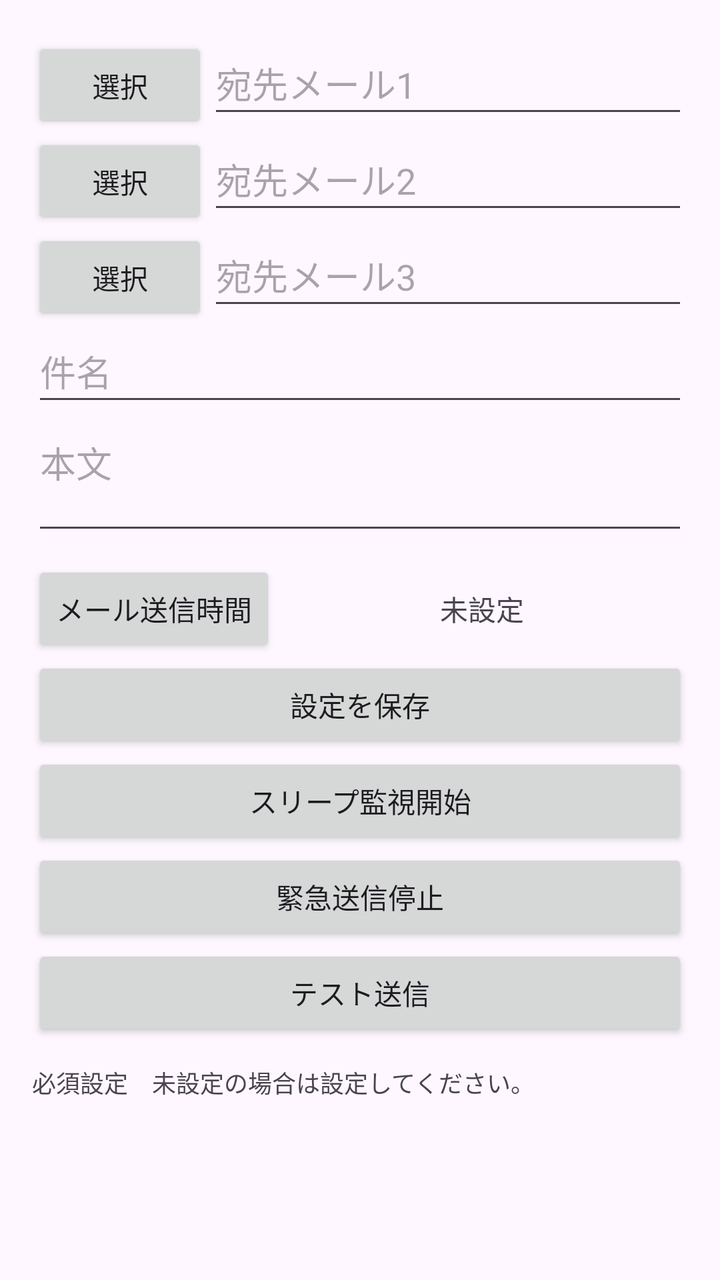
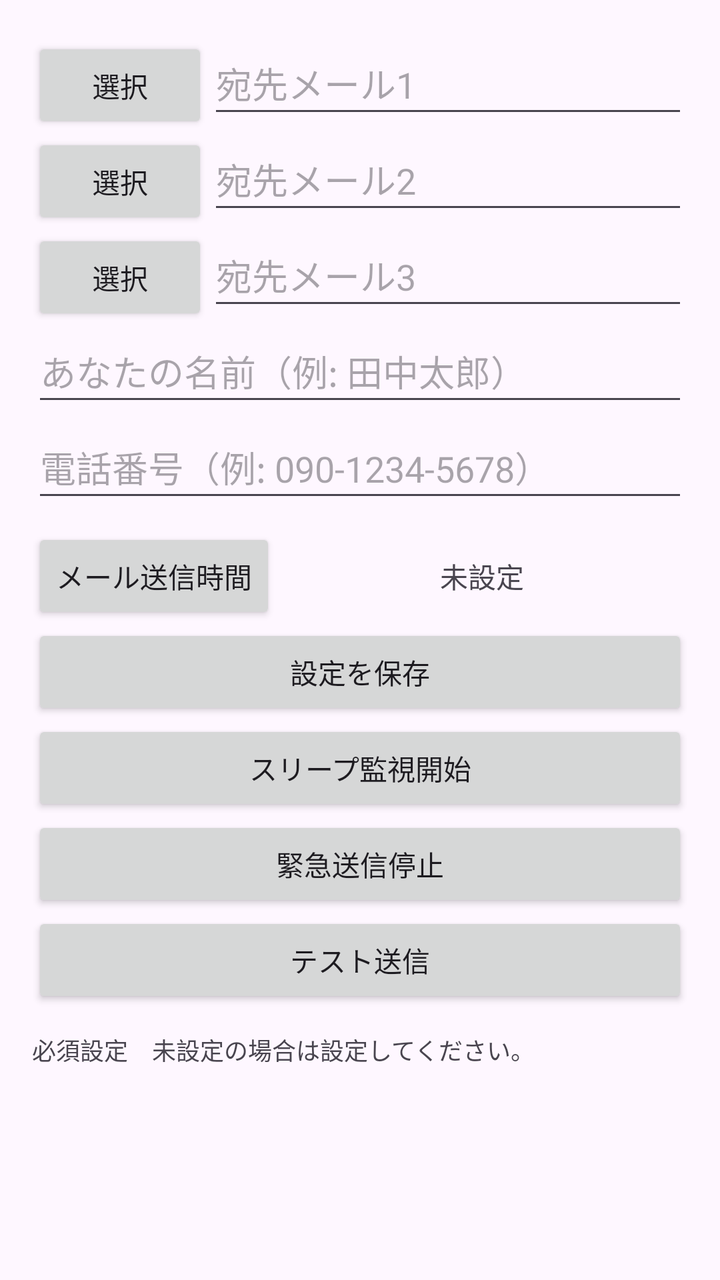

Two renders of the same Android screen: before a commit and after it. Below are the layout's source before the change and the commit's diff.
<!-- AndroidManifest.xml: activity theme Theme.SleepAlertApp -->
<!-- res/layout/activity_main.xml -->
<ScrollView
    xmlns:android="http://schemas.android.com/apk/res/android"
    xmlns:tools="http://schemas.android.com/tools"
    android:layout_width="match_parent"
    android:layout_height="match_parent"
    tools:context=".MainActivity">

    <LinearLayout
        android:layout_width="match_parent"
        android:layout_height="wrap_content"
        android:orientation="vertical"
        android:padding="16dp">

        
        <LinearLayout
            android:layout_width="match_parent"
            android:layout_height="wrap_content"
            android:orientation="horizontal">

            <Button
                android:id="@+id/buttonSelect1"
                android:layout_width="wrap_content"
                android:layout_height="wrap_content"
                android:text="選択" />

            <EditText
                android:id="@+id/editTextTo1"
                android:layout_width="0dp"
                android:layout_height="48dp"
                android:layout_weight="1"
                android:hint="宛先メール1"
                android:inputType="textEmailAddress" />
        </LinearLayout>

        
        <LinearLayout
            android:layout_width="match_parent"
            android:layout_height="wrap_content"
            android:orientation="horizontal">

            <Button
                android:id="@+id/buttonSelect2"
                android:layout_width="wrap_content"
                android:layout_height="wrap_content"
                android:text="選択" />

            <EditText
                android:id="@+id/editTextTo2"
                android:layout_width="0dp"
                android:layout_height="48dp"
                android:layout_weight="1"
                android:hint="宛先メール2"
                android:inputType="textEmailAddress" />
        </LinearLayout>

        
        <LinearLayout
            android:layout_width="match_parent"
            android:layout_height="wrap_content"
            android:orientation="horizontal">

            <Button
                android:id="@+id/buttonSelect3"
                android:layout_width="wrap_content"
                android:layout_height="wrap_content"
                android:text="選択" />

            <EditText
                android:id="@+id/editTextTo3"
                android:layout_width="0dp"
                android:layout_height="48dp"
                android:layout_weight="1"
                android:hint="宛先メール3"
                android:inputType="textEmailAddress" />
        </LinearLayout>

        
        <EditText
            android:id="@+id/editTextSubject"
            android:layout_width="match_parent"
            android:layout_height="48dp"
            android:hint="件名" />

        
        <EditText
            android:id="@+id/editTextBody"
            android:layout_width="match_parent"
            android:layout_height="wrap_content"
            android:hint="本文"
            android:gravity="top"
            android:lines="2"
            android:maxLines="2"
            android:minLines="2"
            android:inputType="textMultiLine" />

        
        <LinearLayout
            android:layout_width="match_parent"
            android:layout_height="wrap_content"
            android:orientation="horizontal"
            android:layout_marginTop="8dp">

            <Button
                android:id="@+id/buttonSendInterval"
                android:layout_width="wrap_content"
                android:layout_height="wrap_content"
                android:text="メール送信時間" />

            <TextView
                android:id="@+id/textViewSendInterval"
                android:layout_width="0dp"
                android:layout_height="wrap_content"
                android:layout_weight="1"
                android:layout_gravity="center_vertical"
                android:text="未設定"
                android:textSize="14sp"
                android:gravity="center" />
        </LinearLayout>

        
        <Button
            android:id="@+id/buttonSaveSettings"
            android:layout_width="match_parent"
            android:layout_height="wrap_content"
            android:minHeight="48dp"
            android:text="設定を保存" />

        
        <Button
            android:id="@+id/buttonStart"
            android:layout_width="match_parent"
            android:layout_height="wrap_content"
            android:minHeight="48dp"
            android:text="スリープ監視開始" />

        
        <Button
            android:id="@+id/buttonStop"
            android:layout_width="match_parent"
            android:layout_height="wrap_content"
            android:minHeight="48dp"
            android:text="緊急送信停止" />

        
        <Button
            android:id="@+id/buttonTestSend"
            android:layout_width="match_parent"
            android:layout_height="wrap_content"
            android:minHeight="48dp"
            android:text="テスト送信" />

        
        <TextView
            android:layout_width="match_parent"
            android:layout_height="wrap_content"
            android:text="必須設定　未設定の場合は設定してください。"
            android:textSize="12sp"
            android:layout_marginTop="12dp" />

        <TextView
            android:id="@+id/textViewBattery"
            android:layout_width="match_parent"
            android:layout_height="wrap_content"
            android:textSize="12sp" />

        <TextView
            android:id="@+id/textViewAlarm"
            android:layout_width="match_parent"
            android:layout_height="wrap_content"
            android:textSize="12sp" />

        <TextView
            android:id="@+id/textViewBackground"
            android:layout_width="match_parent"
            android:layout_height="wrap_content"
            android:textSize="12sp" />

    </LinearLayout>
</ScrollView>
<!-- resources referenced by this layout -->
<resources>
  <style name="Theme.SleepAlertApp" parent="Base.Theme.SleepAlertApp" />
  <style name="Base.Theme.SleepAlertApp" parent="Theme.Material3.DayNight.NoActionBar">
          
          
      </style>
</resources>

<!-- the commit's change to res/layout/activity_main.xml (unified diff, before → after) -->
@@ -76,22 +76,19 @@
 
         
         <EditText
-            android:id="@+id/editTextSubject"
+            android:id="@+id/editTextSenderName"
             android:layout_width="match_parent"
             android:layout_height="48dp"
-            android:hint="件名" />
+            android:hint="あなたの名前（例: 田中太郎）"
+            android:inputType="textPersonName" />
 
         
         <EditText
-            android:id="@+id/editTextBody"
+            android:id="@+id/editTextSenderPhone"
             android:layout_width="match_parent"
-            android:layout_height="wrap_content"
-            android:hint="本文"
-            android:gravity="top"
-            android:lines="2"
-            android:maxLines="2"
-            android:minLines="2"
-            android:inputType="textMultiLine" />
+            android:layout_height="48dp"
+            android:hint="電話番号（例: 090-1234-5678）"
+            android:inputType="phone" />
 
         
         <LinearLayout
